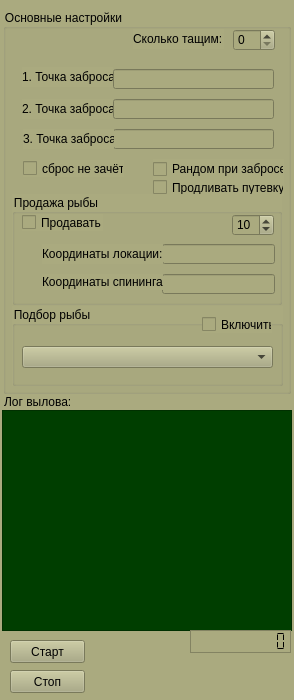
This is mainForm.ui in Vigi73/bot_spin as Qt 5 draws it before an edit. The edited form follows.
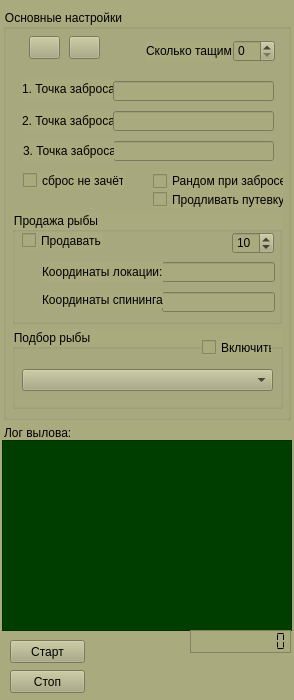
This is the edited form. Icons and pictures are not drawn.

```diff
--- a/mainForm.ui
+++ b/mainForm.ui
@@ -51,9 +51,9 @@
     <property name="geometry">
      <rect>
       <x>2</x>
-      <y>410</y>
+      <y>440</y>
       <width>290</width>
-      <height>221</height>
+      <height>191</height>
      </rect>
     </property>
     <property name="styleSheet">
@@ -67,7 +67,7 @@
       <x>3</x>
       <y>9</y>
       <width>288</width>
-      <height>385</height>
+      <height>411</height>
      </rect>
     </property>
     <property name="title">
@@ -77,7 +77,7 @@
      <property name="geometry">
       <rect>
        <x>230</x>
-       <y>20</y>
+       <y>31</y>
        <width>42</width>
        <height>22</height>
       </rect>
@@ -89,9 +89,9 @@
     <widget class="QLabel" name="label">
      <property name="geometry">
       <rect>
-       <x>130</x>
-       <y>20</y>
-       <width>91</width>
+       <x>143</x>
+       <y>32</y>
+       <width>85</width>
        <height>20</height>
       </rect>
      </property>
@@ -103,7 +103,7 @@
      <property name="geometry">
       <rect>
        <x>20</x>
-       <y>151</y>
+       <y>163</y>
        <width>101</width>
        <height>17</height>
       </rect>
@@ -116,7 +116,7 @@
      <property name="geometry">
       <rect>
        <x>110</x>
-       <y>60</y>
+       <y>72</y>
        <width>161</width>
        <height>20</height>
       </rect>
@@ -132,7 +132,7 @@
      <property name="geometry">
       <rect>
        <x>110</x>
-       <y>90</y>
+       <y>102</y>
        <width>161</width>
        <height>20</height>
       </rect>
@@ -145,7 +145,7 @@
      <property name="geometry">
       <rect>
        <x>110</x>
-       <y>120</y>
+       <y>132</y>
        <width>161</width>
        <height>20</height>
       </rect>
@@ -158,7 +158,7 @@
      <property name="geometry">
       <rect>
        <x>19</x>
-       <y>58</y>
+       <y>70</y>
        <width>91</width>
        <height>20</height>
       </rect>
@@ -171,7 +171,7 @@
      <property name="geometry">
       <rect>
        <x>19</x>
-       <y>90</y>
+       <y>102</y>
        <width>91</width>
        <height>20</height>
       </rect>
@@ -184,7 +184,7 @@
      <property name="geometry">
       <rect>
        <x>20</x>
-       <y>120</y>
+       <y>132</y>
        <width>91</width>
        <height>20</height>
       </rect>
@@ -197,7 +197,7 @@
      <property name="geometry">
       <rect>
        <x>150</x>
-       <y>150</y>
+       <y>162</y>
        <width>131</width>
        <height>20</height>
       </rect>
@@ -210,7 +210,7 @@
      <property name="geometry">
       <rect>
        <x>150</x>
-       <y>170</y>
+       <y>182</y>
        <width>131</width>
        <height>17</height>
       </rect>
@@ -223,9 +223,9 @@
      <property name="geometry">
       <rect>
        <x>9</x>
-       <y>185</y>
+       <y>203</y>
        <width>270</width>
-       <height>111</height>
+       <height>112</height>
       </rect>
      </property>
      <property name="title">
@@ -314,7 +314,7 @@
      <property name="geometry">
       <rect>
        <x>9</x>
-       <y>297</y>
+       <y>320</y>
        <width>271</width>
        <height>80</height>
       </rect>
@@ -346,12 +346,52 @@
       </property>
      </widget>
     </widget>
+    <widget class="QPushButton" name="btnOpen">
+     <property name="geometry">
+      <rect>
+       <x>26</x>
+       <y>27</y>
+       <width>31</width>
+       <height>23</height>
+      </rect>
+     </property>
+     <property name="toolTip">
+      <string>Загрузить настройки</string>
+     </property>
+     <property name="text">
+      <string/>
+     </property>
+     <property name="icon">
+      <iconset>
+       <normaloff>img/op.ico</normaloff>img/op.ico</iconset>
+     </property>
+    </widget>
+    <widget class="QPushButton" name="btnSave">
+     <property name="geometry">
+      <rect>
+       <x>66</x>
+       <y>27</y>
+       <width>31</width>
+       <height>23</height>
+      </rect>
+     </property>
+     <property name="toolTip">
+      <string>Сохранить настройки</string>
+     </property>
+     <property name="text">
+      <string/>
+     </property>
+     <property name="icon">
+      <iconset>
+       <normaloff>img/up.ico</normaloff>img/up.ico</iconset>
+     </property>
+    </widget>
    </widget>
    <widget class="QLabel" name="label_2">
     <property name="geometry">
      <rect>
       <x>4</x>
-      <y>395</y>
+      <y>426</y>
       <width>160</width>
       <height>13</height>
      </rect>
```
